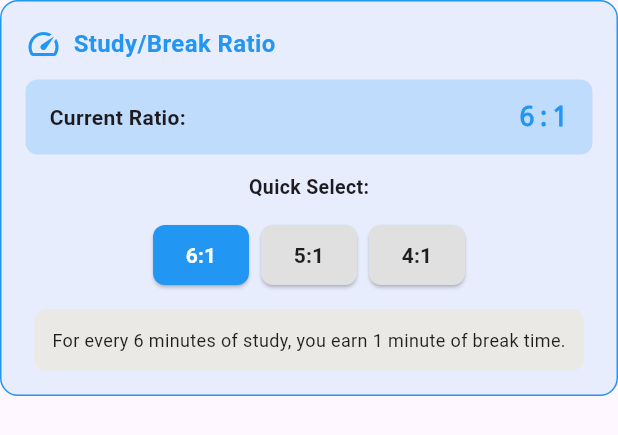
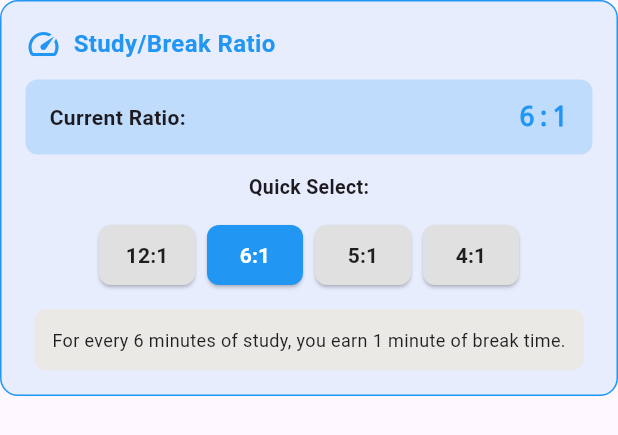
Before and after one commit to githubhieukaisa/PartnerRemind, a Flutter app: the StudyRatioSelector widget shown alone on an empty page, opened directly, on a phone screen of 412 x 824 dp. Shown: the top 435 px of the screen. Run offline on Flutter 3.47's test engine with Material 3 defaults, Android fonts, the phone set to English and light mode, and no system bars; our stand-ins replace audioplayers, equatable, flutter_riverpod, isar, shared_preferences; missing offline and left inert: system_tray, window_manager; accounts and stored records are empty; generated files the repository leaves out were written again; statements that could not run were skipped.

Commit message:
Add ratio 12

```diff
--- a/lib/models/study_ratio_config.dart
+++ b/lib/models/study_ratio_config.dart
@@ -30,6 +30,11 @@ class StudyRatioConfig extends Equatable {
     return const StudyRatioConfig(studyMinutes: 4, breakMinutes: 1);
   }
 
+  /// Create 12:1 ratio
+  factory StudyRatioConfig.ratio12to1() {
+    return const StudyRatioConfig(studyMinutes: 12, breakMinutes: 1);
+  }
+
   /// Calculate break time accumulated based on study duration
   /// Uses proportional/linear accumulation for smooth real-time updates
   /// Formula: breakSeconds = studySeconds * (breakMinutes / studyMinutes)
--- a/lib/providers/study_ratio_provider.dart
+++ b/lib/providers/study_ratio_provider.dart
@@ -20,6 +20,11 @@ class StudyRatioNotifier extends StateNotifier<StudyRatioConfig> {
     state = StudyRatioConfig.ratio4to1();
   }
 
+  /// Change study ratio to 12:1
+  void setRatio12to1() {
+    state = StudyRatioConfig.ratio12to1();
+  }
+
   /// Set custom ratio
   void setCustomRatio({required int studyMinutes, required int breakMinutes}) {
     if (studyMinutes > 0 && breakMinutes > 0) {
--- a/lib/widgets/study_ratio_selector.dart
+++ b/lib/widgets/study_ratio_selector.dart
@@ -76,6 +76,11 @@ class StudyRatioSelector extends ConsumerWidget {
             runSpacing: 8,
             children: [
               _RatioButton(
+                label: '12:1',
+                isSelected: ratio.studyMinutes == 12 && ratio.breakMinutes == 1,
+                onPressed: () => ratioNotifier.setRatio12to1(),
+              ),
+              _RatioButton(
                 label: '6:1',
                 isSelected: ratio.studyMinutes == 6 && ratio.breakMinutes == 1,
                 onPressed: () => ratioNotifier.setRatio6to1(),
```
